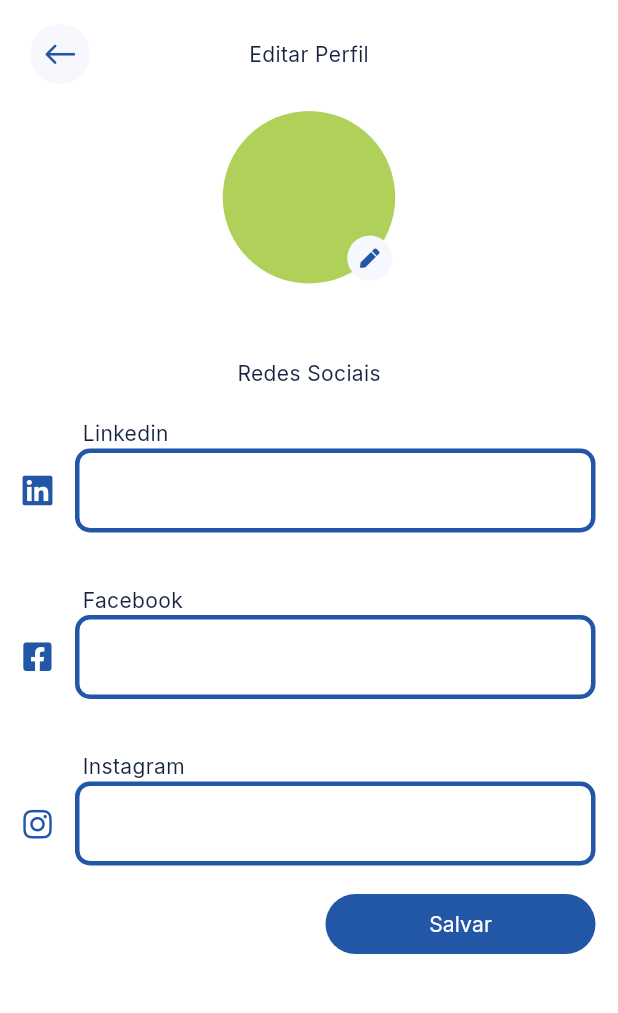
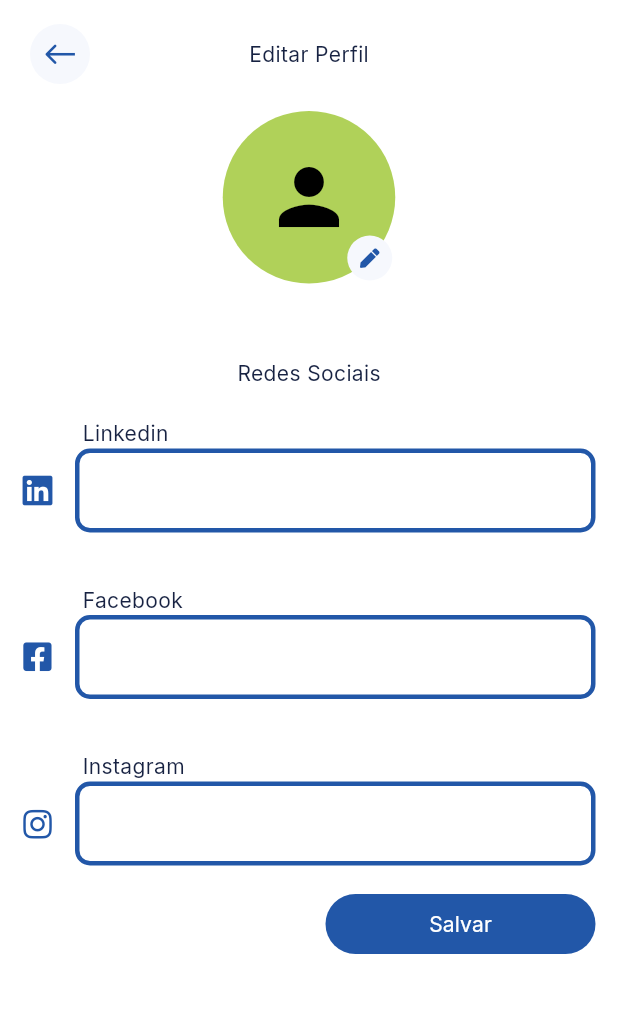
Before and after one commit to Nooksd/connect, a Flutter app: the ProfileSettingsPage screen opened directly with empty values, on a phone screen of 412 x 824 dp, the part 126-1139 px from its top. Run offline on Flutter 3.47's test engine with Material 3 defaults, Android fonts, the phone set to English and light mode, and no system bars; our stand-ins replace dio, flutter_bloc, flutter_modular, flutter_svg, image_picker, lottie and 1 more; accounts and stored records are empty.

Commit message:
image profile

```diff
--- a/lib/app/core/services/http/dio_client.dart
+++ b/lib/app/core/services/http/dio_client.dart
@@ -86,7 +86,7 @@ class DioClient implements MyHttpClient {
   }
 
   @override
-  Future<dynamic> update(String url, {dynamic data}) async {
+  Future<dynamic> put(String url, {dynamic data}) async {
     try {
       final response = await dio.put(url, data: data);
       return {
--- a/lib/app/core/services/http/my_http_client.dart
+++ b/lib/app/core/services/http/my_http_client.dart
@@ -1,6 +1,6 @@
 abstract class MyHttpClient {
   Future<dynamic> get(String url);
   Future<dynamic> post(String url, {dynamic data});
-  Future<dynamic> update(String url, {dynamic data});
+  Future<dynamic> put(String url, {dynamic data});
   Future<dynamic> delete(String url);
 }
--- a/lib/app/modules/auth/domain/repos/auth_repo.dart
+++ b/lib/app/modules/auth/domain/repos/auth_repo.dart
@@ -2,6 +2,6 @@ import 'package:connect/app/modules/auth/domain/entities/app_user.dart';
 
 abstract class AuthRepo {
   Future<AppUser?> loginWithEmailPassword(String email, String password);
-  Future<AppUser?> getCurrentUser();
+  Future<AppUser?> isLoggedIn();
   Future<void> logout();
 }
--- a/lib/app/modules/auth/presentation/cubits/auth_cubit.dart
+++ b/lib/app/modules/auth/presentation/cubits/auth_cubit.dart
@@ -11,7 +11,7 @@ class AuthCubit extends Cubit<AuthState> {
   AuthCubit({required this.authRepo}) : super(AuthInitial());
 
   void checkAuth() async {
-    final AppUser? user = await authRepo.getCurrentUser();
+    final AppUser? user = await authRepo.isLoggedIn();
 
     if (user != null) {
       _currentUser = user;
--- a/lib/app/modules/profile/data/source/profile_storage_service.dart
+++ b/lib/app/modules/profile/data/source/profile_storage_service.dart
@@ -1,3 +1,5 @@
+import 'dart:convert';
+
 import 'package:connect/app/core/services/database/my_local_storage.dart';
 
 class ProfileStorageService {
@@ -8,4 +10,8 @@ class ProfileStorageService {
   Future<String?> getUser() async {
     return await localStorage.get('user');
   }
+
+  Future<void> setuser(Map<String, dynamic> user) async {
+    await localStorage.set('user', jsonEncode(user));
+  }
 }
--- a/lib/app/modules/profile/domain/repos/profile_repo.dart
+++ b/lib/app/modules/profile/domain/repos/profile_repo.dart
@@ -1,8 +1,12 @@
+import 'dart:io';
+
 import 'package:connect/app/modules/profile/domain/entities/profile_user.dart';
 
 abstract class ProfileRepo {
   Future<ProfileUser?> fetchUserProfile(String uid);
   Future<ProfileUser?> getSelfProfile();
+  Future<ProfileUser?> getUpdatedSelfProfile();
   Future<void> updateUserProfile(ProfileUser updatedProfileUser);
+  Future<void> updateUserAvatar(File updatedAvatar);
   Future<void> updateCoins(ProfileUser updatedProfileUser);
 }
--- a/lib/app/modules/settings/presentation/pages/profile_settings_page.dart
+++ b/lib/app/modules/settings/presentation/pages/profile_settings_page.dart
@@ -1,15 +1,17 @@
+import 'dart:io';
 import 'package:connect/app/core/custom/custom_icons.dart';
-import 'package:connect/app/modules/auth/domain/entities/app_user.dart';
 import 'package:connect/app/modules/navigation/presentation/components/custom_appbar.dart';
+import 'package:connect/app/modules/profile/domain/entities/profile_user.dart';
 import 'package:connect/app/modules/profile/presentation/cubits/profile_cubit.dart';
 import 'package:connect/app/modules/profile/presentation/cubits/profile_states.dart';
 import 'package:connect/app/modules/settings/presentation/components/action_button.dart';
 import 'package:connect/app/modules/settings/presentation/components/profile_text_field.dart';
 import 'package:flutter/material.dart';
 import 'package:flutter_bloc/flutter_bloc.dart';
+import 'package:image_picker/image_picker.dart';
 
 class ProfileSettingsPage extends StatefulWidget {
-  final AppUser user;
+  final ProfileUser user;
 
   const ProfileSettingsPage({super.key, required this.user});
 
@@ -18,9 +20,41 @@ class ProfileSettingsPage extends StatefulWidget {
 }
 
 class _ProfileSettingsPageState extends State<ProfileSettingsPage> {
-  final linkedinController = TextEditingController();
-  final facebookController = TextEditingController();
-  final instagramController = TextEditingController();
+  late TextEditingController linkedinController;
+  late TextEditingController facebookController;
+  late TextEditingController instagramController;
+  File? selectedImage;
+  late String profilePictureUrl;
+
+  @override
+  void initState() {
+    super.initState();
+
+    linkedinController = TextEditingController(text: widget.user.linkedinUrl);
+    facebookController = TextEditingController(text: widget.user.facebookUrl);
+    instagramController = TextEditingController(text: widget.user.instagramUrl);
+
+    profilePictureUrl = widget.user.profilePictureUrl;
+  }
+
+  @override
+  void dispose() {
+    linkedinController.dispose();
+    facebookController.dispose();
+    instagramController.dispose();
+    super.dispose();
+  }
+
+  Future<void> pickImage() async {
+    final picker = ImagePicker();
+    final pickedFile = await picker.pickImage(source: ImageSource.gallery);
+
+    if (pickedFile != null) {
+      setState(() {
+        selectedImage = File(pickedFile.path);
+      });
+    }
+  }
 
   void updateProfile() async {
     final profileCubit = context.read<ProfileCubit>();
@@ -29,6 +63,7 @@ class _ProfileSettingsPageState extends State<ProfileSettingsPage> {
       newFacebookUrl: facebookController.text,
       newLinkedinUrl: linkedinController.text,
       newInstagramUrl: instagramController.text,
+      newProfilePictureUrl: selectedImage,
     );
   }
 
@@ -72,12 +107,33 @@ class _ProfileSettingsPageState extends State<ProfileSettingsPage> {
               Center(
                 child: Stack(
                   children: [
-                    Container(
-                      width: 115,
-                      height: 115,
-                      decoration: BoxDecoration(
-                        borderRadius: BorderRadius.circular(1000),
-                        color: Theme.of(context).colorScheme.secondary,
+                    GestureDetector(
+                      onTap: pickImage, // Permite escolher a imagem
+                      child: Container(
+                        width: 115,
+                        height: 115,
+                        decoration: BoxDecoration(
+                          borderRadius: BorderRadius.circular(1000),
+                          color: Theme.of(context).colorScheme.secondary,
+                          image: selectedImage != null
+                              ? DecorationImage(
+                                  image: FileImage(selectedImage!),
+                                  fit: BoxFit.cover,
+                                )
+                              : (profilePictureUrl.isNotEmpty
+                                  ? DecorationImage(
+                                      image: NetworkImage(profilePictureUrl),
+                                      fit: BoxFit.cover,
+                                    )
+                                  : null),
+                        ),
+                        child: profilePictureUrl.isEmpty && selectedImage == null
+                            ? Icon(
+                                Icons.person,
+                                size: 60,
+                                color: Theme.of(context).colorScheme.onSecondary,
+                              )
+                            : null,
                       ),
                     ),
                     Positioned(
--- a/lib/app/modules/settings/presentation/pages/settings_page.dart
+++ b/lib/app/modules/settings/presentation/pages/settings_page.dart
@@ -1,6 +1,7 @@
 import 'package:connect/app/core/custom/custom_icons.dart';
 import 'package:connect/app/modules/navigation/presentation/components/custom_appbar.dart';
 import 'package:connect/app/modules/auth/presentation/cubits/auth_cubit.dart';
+import 'package:connect/app/modules/profile/presentation/cubits/profile_cubit.dart';
 import 'package:connect/app/modules/settings/presentation/components/setting_tile.dart';
 import 'package:flutter/material.dart';
 import 'package:flutter_modular/flutter_modular.dart';
@@ -15,7 +16,7 @@ class SettingsPage extends StatelessWidget {
     void navigateToTheme() => Modular.to.pushNamed("/settings/theme");
 
     void navigateToProfile() {
-      final user = context.read<AuthCubit>().currentUser;
+      final user = context.read<ProfileCubit>().currentUser;
 
       if (user == null) {
         ScaffoldMessenger.of(context).showSnackBar(
--- a/lib/app/modules/settings/settings_module.dart
+++ b/lib/app/modules/settings/settings_module.dart
@@ -1,4 +1,3 @@
-import 'package:connect/app/modules/auth/presentation/cubits/auth_cubit.dart';
 import 'package:connect/app/modules/profile/presentation/cubits/profile_cubit.dart';
 import 'package:connect/app/modules/settings/presentation/pages/notifications_settings_page.dart';
 import 'package:connect/app/modules/settings/presentation/pages/profile_settings_page.dart';
--- a/pubspec.yaml
+++ b/pubspec.yaml
@@ -44,6 +44,7 @@ dependencies:
   shared_preferences: ^2.3.4
   modular_bloc_bind: ^1.0.1
   flutter_modular: ^5.0.3
+  image_picker: ^1.1.2
 
 dev_dependencies:
   flutter_test:
```
Also changed, not shown: lib/app/app_module.dart (+16 -3 lines), lib/app/modules/auth/data/repos/mongo_auth_repo.dart (+7 -5 lines), lib/app/modules/auth/data/source/auth_storage_service.dart (+2 -7 lines), lib/app/modules/auth/domain/entities/app_user.dart (+0 -8 lines), lib/app/modules/navigation/navigation_module.dart (+5 -25 lines), lib/app/modules/profile/data/repos/mongo_profile_repo.dart (+33 -4 lines), lib/app/modules/profile/data/source/profile_api_service.dart (+12 -7 lines), lib/app/modules/profile/domain/entities/profile_user.dart (+10 -21 lines), lib/app/modules/profile/presentation/cubits/profile_cubit.dart (+28 -1 lines), lib/app/modules/profile/presentation/pages/profile_page.dart (+26 -2 lines), pubspec.lock, 1 other file.
